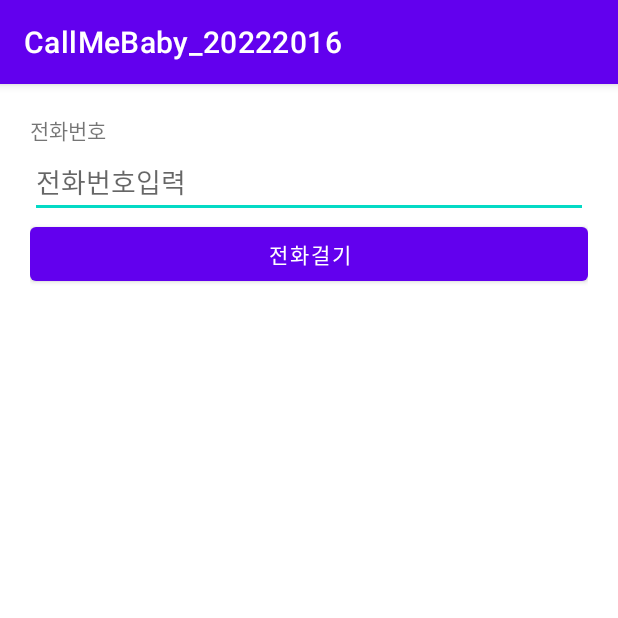
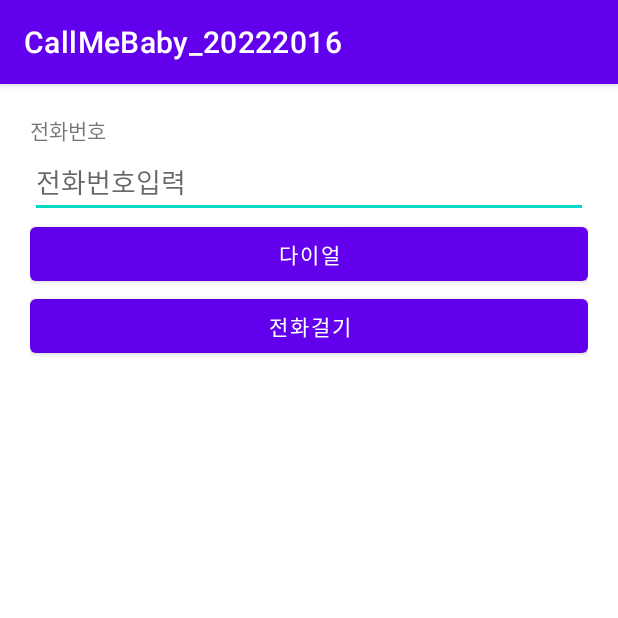
Before and after one commit to MrNubi/CallMeBaby_20222016, an Android app: the screen it shows after launch (MainActivity), after a tap on "전화걸기", on a phone screen of 412 x 824 dp, the top half of it. Run offline under Robolectric (Android 15) with nearby library versions, the phone set to English and light mode, and no system bars.

```diff
--- a/app/src/main/java/com/beyond/callmebaby_20222016/MainActivity.kt
+++ b/app/src/main/java/com/beyond/callmebaby_20222016/MainActivity.kt
@@ -27,6 +27,19 @@ class MainActivity : AppCompatActivity() {
 
         }
 
+        btn_CALL.setOnClickListener {
+
+            val phoneNumber = EDT_Phone.text.toString()
+
+            //인텐트는 항상 어디론가 향해있어야 함, URI로 알려줘라
+            val mUrii = Uri.parse("tel:$phoneNumber")//띄어쓰기는 오류 원인
+
+            val intent = Intent(Intent.ACTION_CALL, mUrii)
+
+            startActivity(intent)
+
+        }
+
 
 
     }
--- a/app/src/main/res/layout/activity_main.xml
+++ b/app/src/main/res/layout/activity_main.xml
@@ -24,6 +24,12 @@
         android:id="@+id/btn_Dial"
         android:layout_width="match_parent"
         android:layout_height="wrap_content"
+        android:text="다이얼"></Button>
+
+    <Button
+        android:id="@+id/btn_CALL"
+        android:layout_width="match_parent"
+        android:layout_height="wrap_content"
         android:text="전화걸기"></Button>
 
 
```
